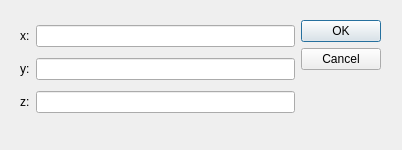
Before: the Qt Designer form EscultorUI/dialognovo.ui in diskrat/escultorPA, drawn with Qt 5.
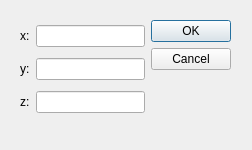
After: the same form once the commit is applied.

Patch:
```diff
--- a/EscultorUI/dialognovo.ui
+++ b/EscultorUI/dialognovo.ui
@@ -6,19 +6,19 @@
    <rect>
     <x>0</x>
     <y>0</y>
-    <width>402</width>
+    <width>252</width>
     <height>150</height>
    </rect>
   </property>
   <property name="windowTitle">
    <string>Dialog</string>
   </property>
-  <widget class="QWidget" name="">
+  <widget class="QWidget" name="layoutWidget">
    <property name="geometry">
     <rect>
      <x>20</x>
      <y>20</y>
-     <width>361</width>
+     <width>211</width>
      <height>101</height>
     </rect>
    </property>
```
